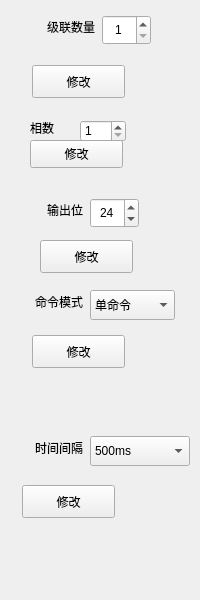
This is IDC_TestSystem/common/toolbox/settingtoolwid.ui in ChinaClever/IDC_TestSystem as Qt 5 draws it before an edit. The edited form follows.
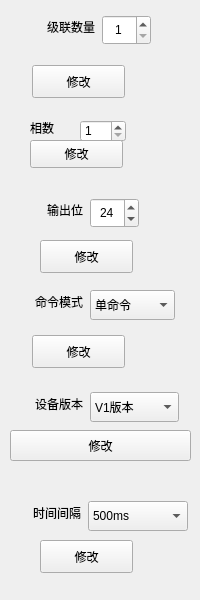
This is the edited form.

```diff
--- a/IDC_TestSystem/common/toolbox/settingtoolwid.ui
+++ b/IDC_TestSystem/common/toolbox/settingtoolwid.ui
@@ -16,8 +16,8 @@
   <widget class="QPushButton" name="timeBtn">
    <property name="geometry">
     <rect>
-     <x>22</x>
-     <y>485</y>
+     <x>40</x>
+     <y>540</y>
      <width>93</width>
      <height>33</height>
     </rect>
@@ -89,8 +89,8 @@
   <widget class="QLabel" name="label_6">
    <property name="geometry">
     <rect>
-     <x>11</x>
-     <y>436</y>
+     <x>9</x>
+     <y>501</y>
      <width>72</width>
      <height>24</height>
     </rect>
@@ -165,8 +165,8 @@
   <widget class="QComboBox" name="timeBox">
    <property name="geometry">
     <rect>
-     <x>90</x>
-     <y>436</y>
+     <x>88</x>
+     <y>501</y>
      <width>100</width>
      <height>30</height>
     </rect>
@@ -281,6 +281,61 @@
     <string>修改</string>
    </property>
   </widget>
+  <widget class="QPushButton" name="vBtn">
+   <property name="geometry">
+    <rect>
+     <x>10</x>
+     <y>430</y>
+     <width>181</width>
+     <height>31</height>
+    </rect>
+   </property>
+   <property name="minimumSize">
+    <size>
+     <width>0</width>
+     <height>31</height>
+    </size>
+   </property>
+   <property name="text">
+    <string>修改</string>
+   </property>
+  </widget>
+  <widget class="QComboBox" name="vBox">
+   <property name="geometry">
+    <rect>
+     <x>90</x>
+     <y>392</y>
+     <width>89</width>
+     <height>30</height>
+    </rect>
+   </property>
+   <item>
+    <property name="text">
+     <string>V1版本</string>
+    </property>
+   </item>
+   <item>
+    <property name="text">
+     <string>V3版本</string>
+    </property>
+   </item>
+  </widget>
+  <widget class="QLabel" name="vLabel">
+   <property name="geometry">
+    <rect>
+     <x>11</x>
+     <y>392</y>
+     <width>72</width>
+     <height>24</height>
+    </rect>
+   </property>
+   <property name="text">
+    <string>设备版本</string>
+   </property>
+   <property name="alignment">
+    <set>Qt::AlignRight|Qt::AlignTrailing|Qt::AlignVCenter</set>
+   </property>
+  </widget>
  </widget>
  <resources/>
  <connections/>
```
